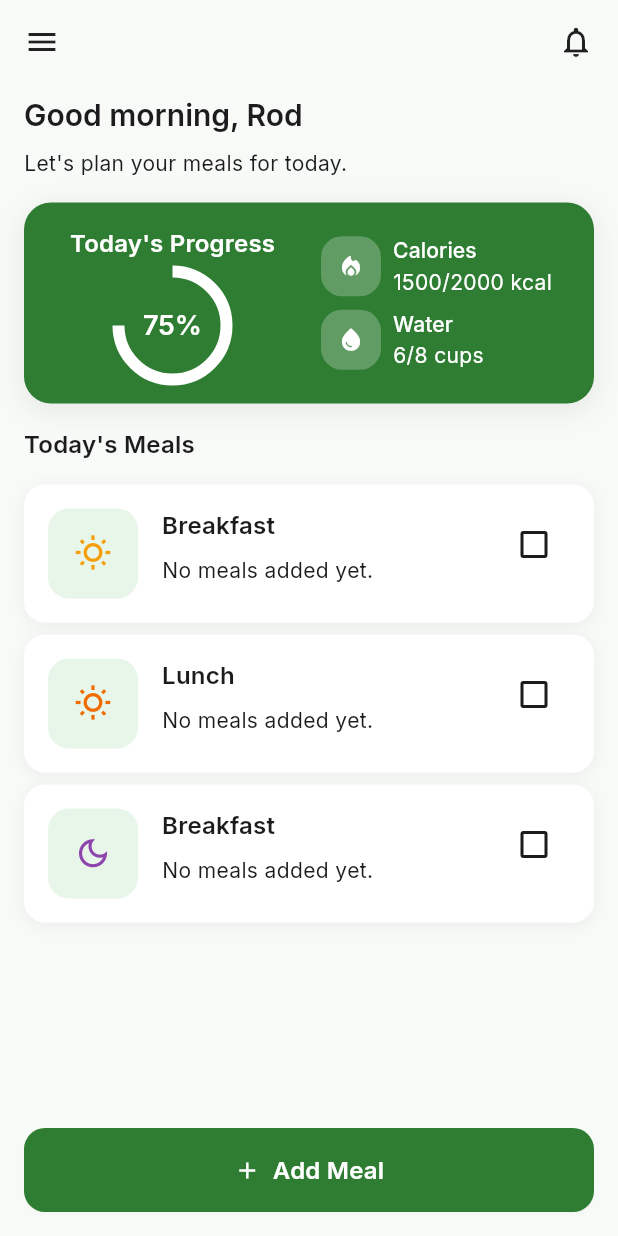
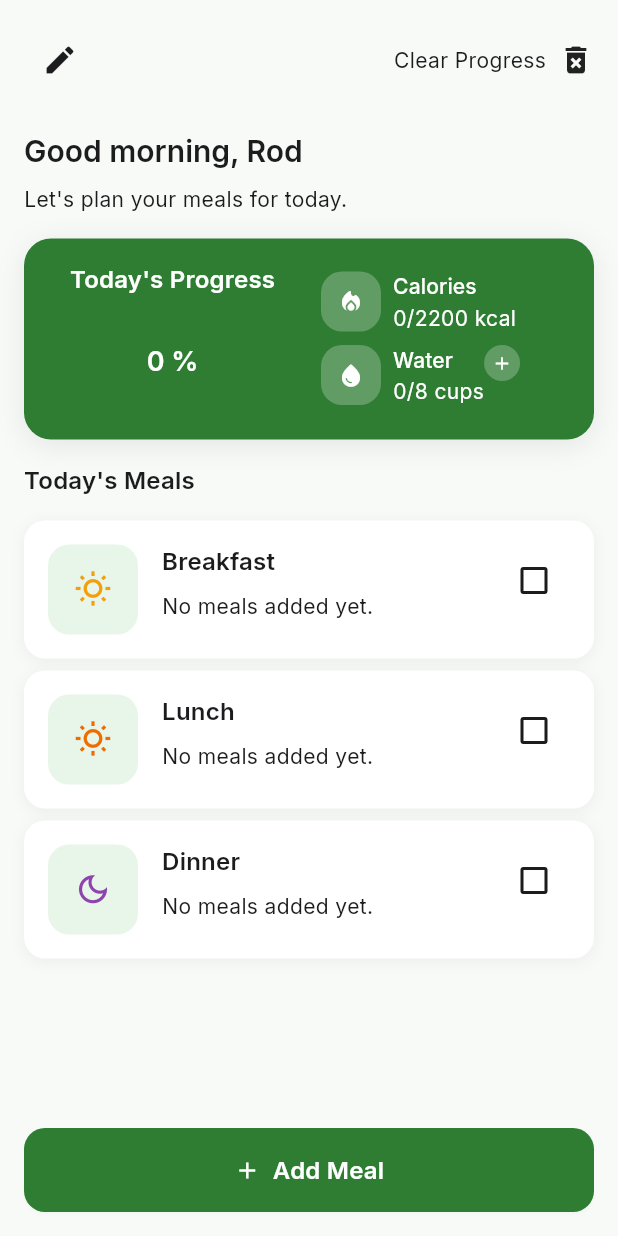
Before and after one commit to rodelgabriel45/meal_flow, a Flutter app: the screen it shows after launch, on a phone screen of 412 x 824 dp. Run offline on Flutter 3.47's test engine with Material 3 defaults, Android fonts, the phone set to English and light mode, and no system bars; our stand-ins replace google_fonts, shared_preferences.

Commit message:
Complete MealFlow MVP

```diff
--- a/lib/features/home/models/meal.dart
+++ b/lib/features/home/models/meal.dart
@@ -1,6 +1,23 @@
+import 'package:uuid/uuid.dart';
+
 enum MealCategory { breakfast, lunch, dinner }
 
+extension MealCategoryExtension on MealCategory {
+  String get displayName {
+    switch (this) {
+      case MealCategory.breakfast:
+        return 'Breakfast';
+      case MealCategory.lunch:
+        return 'Lunch';
+      case MealCategory.dinner:
+        return 'Dinner';
+    }
+  }
+}
+
 class Meal {
+  final String id;
+
   final String title;
   final int calories;
 
@@ -9,14 +26,16 @@ class Meal {
   bool isCompleted;
 
   Meal({
+    String? id,
     required this.title,
     required this.calories,
     required this.category,
     this.isCompleted = false,
-  });
+  }) : id = id ?? Uuid().v4();
 
   Map<String, dynamic> toJson() {
     return {
+      'id': id,
       'title': title,
       'calories': calories,
       'category': category.name,
@@ -26,6 +45,7 @@ class Meal {
 
   factory Meal.fromJson(Map<String, dynamic> json) {
     return Meal(
+      id: json['id'],
       title: json['title'],
       calories: json['calories'],
       category: MealCategory.values.firstWhere(
@@ -34,4 +54,19 @@ class Meal {
       isCompleted: json['isCompleted'],
     );
   }
+
+  Meal copyWith({
+    String? title,
+    int? calories,
+    MealCategory? category,
+    bool? isCompleted,
+  }) {
+    return Meal(
+      id: id,
+      title: title ?? this.title,
+      calories: calories ?? this.calories,
+      category: category ?? this.category,
+      isCompleted: isCompleted ?? this.isCompleted,
+    );
+  }
 }
--- /dev/null
+++ b/lib/features/home/models/nutrition.dart
@@ -0,0 +1,44 @@
+class Nutrition {
+  final int targetCalories;
+  final int targetWater;
+  final int currentWater;
+
+  const Nutrition({
+    required this.targetCalories,
+    required this.targetWater,
+    this.currentWater = 0,
+  });
+
+  static const Nutrition defaults = Nutrition(
+    targetCalories: 2200,
+    targetWater: 8,
+  );
+
+  Map<String, dynamic> toJson() {
+    return {
+      'targetCalories': targetCalories,
+      'targetWater': targetWater,
+      'currentWater': currentWater,
+    };
+  }
+
+  factory Nutrition.fromJson(Map<String, dynamic> json) {
+    return Nutrition(
+      targetCalories: json['targetCalories'],
+      targetWater: json['targetWater'],
+      currentWater: json['currentWater'],
+    );
+  }
+
+  Nutrition copyWith({
+    int? targetCalories,
+    int? targetWater,
+    int? currentWater,
+  }) {
+    return Nutrition(
+      targetCalories: targetCalories ?? this.targetCalories,
+      targetWater: targetWater ?? this.targetWater,
+      currentWater: currentWater ?? this.currentWater,
+    );
+  }
+}
--- a/lib/features/home/screens/home_screen.dart
+++ b/lib/features/home/screens/home_screen.dart
@@ -3,7 +3,9 @@ import 'package:mealflow/core/theme/app_colors.dart';
 import 'package:mealflow/core/theme/app_spacing.dart';
 import 'package:mealflow/features/home/models/meal.dart';
 import 'package:mealflow/features/home/providers/meal_provider.dart';
+import 'package:mealflow/features/home/providers/nutrition_provider.dart';
 import 'package:mealflow/features/home/widgets/add_meal_button.dart';
+import 'package:mealflow/features/home/widgets/edit_nutrition_dialog.dart';
 import 'package:mealflow/features/home/widgets/meal_category_card.dart';
 import 'package:mealflow/features/home/widgets/progress_card.dart';
 import 'package:provider/provider.dart';
@@ -11,10 +13,15 @@ import 'package:provider/provider.dart';
 class HomeScreen extends StatelessWidget {
   const HomeScreen({super.key});
 
+  void showEditNutritionDialog(BuildContext context) {
+    showDialog(
+      context: context,
+      builder: (context) => const EditNutritionDialog(),
+    );
+  }
+
   @override
   Widget build(BuildContext context) {
-    // final meals = context.watch<MealProvider>().meals;
-
     return Scaffold(
       body: SafeArea(
         child: Padding(
@@ -24,7 +31,58 @@ class HomeScreen extends StatelessWidget {
             children: [
               Row(
                 mainAxisAlignment: MainAxisAlignment.spaceBetween,
-                children: [Icon(Icons.menu), Icon(Icons.notifications_none)],
+                children: [
+                  IconButton(
+                    onPressed: () {
+                      showEditNutritionDialog(context);
+                    },
+                    icon: Icon(Icons.mode_edit),
+                  ),
+                  InkWell(
+                    onTap: () async {
+                      final shouldDelete = await showDialog<bool>(
+                        context: context,
+                        builder: (context) {
+                          return AlertDialog(
+                            title: const Text("Clear Today's Progress"),
+                            content: const Text(
+                              "Are you sure you want to clear today's progress?",
+                            ),
+                            actions: [
+                              TextButton(
+                                onPressed: () {
+                                  Navigator.pop(context, false);
+                                },
+                                child: const Text('Cancel'),
+                              ),
+
+                              TextButton(
+                                onPressed: () {
+                                  Navigator.pop(context, true);
+                                },
+                                child: const Text('Yes'),
+                              ),
+                            ],
+                          );
+                        },
+                      );
+
+                      if (shouldDelete == true) {
+                        if (!context.mounted) return;
+
+                        context.read<MealProvider>().clearMeals();
+                        context.read<NutritionProvider>().resetWater();
+                      }
+                    },
+                    child: Row(
+                      children: [
+                        Text('Clear Progress'),
+                        AppSpacing.horizontalSM,
+                        Icon(Icons.delete_forever),
+                      ],
+                    ),
+                  ),
+                ],
               ),
 
               AppSpacing.verticalLG,
@@ -65,7 +123,7 @@ class HomeScreen extends StatelessWidget {
                     return ListView(
                       children: [
                         MealCategoryCard(
-                          category: 'Breakfast',
+                          category: MealCategory.breakfast,
                           meals: breakfasts,
                           icon: Icons.wb_sunny_outlined,
                           iconColor: AppColors.breakfast,
@@ -74,7 +132,7 @@ class HomeScreen extends StatelessWidget {
                         AppSpacing.verticalSM,
 
                         MealCategoryCard(
-                          category: 'Lunch',
+                          category: MealCategory.lunch,
                           meals: lunch,
                           icon: Icons.wb_sunny_outlined,
                           iconColor: AppColors.lunch,
@@ -83,7 +141,7 @@ class HomeScreen extends StatelessWidget {
                         AppSpacing.verticalSM,
 
                         MealCategoryCard(
-                          category: 'Breakfast',
+                          category: MealCategory.dinner,
                           meals: dinner,
                           icon: Icons.dark_mode_outlined,
                           iconColor: AppColors.dinner,
--- a/lib/features/home/services/meal_service.dart
+++ b/lib/features/home/services/meal_service.dart
@@ -29,4 +29,10 @@ class MealService {
 
     return (mealsJson as List).map((json) => Meal.fromJson(json)).toList();
   }
+
+  Future<void> clearMeals() async {
+    final prefs = await SharedPreferences.getInstance();
+
+    await prefs.remove(_key);
+  }
 }
--- a/lib/features/home/widgets/add_meal_button.dart
+++ b/lib/features/home/widgets/add_meal_button.dart
@@ -2,7 +2,7 @@ import 'package:flutter/material.dart';
 import 'package:mealflow/core/theme/app_colors.dart';
 import 'package:mealflow/core/theme/app_radius.dart';
 import 'package:mealflow/core/theme/app_spacing.dart';
-import 'package:mealflow/features/home/screens/meal_form_dialog.dart';
+import 'package:mealflow/features/home/screens/meal_form_screen.dart';
 
 class AddMealButton extends StatelessWidget {
   const AddMealButton({super.key});
@@ -20,9 +20,7 @@ class AddMealButton extends StatelessWidget {
         onPressed: () {
           Navigator.push(
             context,
-            MaterialPageRoute(
-              builder: (context) => MealFormDialog(title: 'Add Meal'),
-            ),
+            MaterialPageRoute(builder: (context) => MealFormScreen()),
           );
         },
         child: Row(
--- a/lib/features/home/widgets/meal_category_card.dart
+++ b/lib/features/home/widgets/meal_category_card.dart
@@ -4,11 +4,13 @@ import 'package:mealflow/core/theme/app_radius.dart';
 import 'package:mealflow/core/theme/app_shadows.dart';
 import 'package:mealflow/core/theme/app_spacing.dart';
 import 'package:mealflow/features/home/models/meal.dart';
+import 'package:mealflow/features/home/providers/meal_provider.dart';
 import 'package:mealflow/features/home/widgets/category_icon.dart';
 import 'package:mealflow/features/home/widgets/meal_chip.dart';
+import 'package:provider/provider.dart';
 
 class MealCategoryCard extends StatelessWidget {
-  final String category;
+  final MealCategory category;
   final List<Meal> meals;
   final IconData icon;
   final Color iconColor;
@@ -22,6 +24,9 @@ class MealCategoryCard extends StatelessWidget {
 
   @override
   Widget build(BuildContext context) {
+    final completed =
+        meals.isNotEmpty && meals.every((meal) => meal.isCompleted);
+
     return Container(
       padding: AppSpacing.cardPadding,
       decoration: BoxDecoration(
@@ -31,6 +36,7 @@ class MealCategoryCard extends StatelessWidget {
       ),
       child: Row(
         crossAxisAlignment: CrossAxisAlignment.start,
+        mainAxisAlignment: MainAxisAlignment.start,
         children: [
           CategoryIcon(icon: icon, iconColor: iconColor),
 
@@ -39,14 +45,18 @@ class MealCategoryCard extends StatelessWidget {
           Column(
             crossAxisAlignment: CrossAxisAlignment.start,
             children: [
-              Text(category, style: Theme.of(context).textTheme.titleMedium),
+              Text(
+                category.displayName,
+                style: Theme.of(context).textTheme.titleMedium,
+              ),
 
               AppSpacing.verticalSM,
 
               meals.isEmpty
                   ? const Text('No meals added yet.')
-                  : Column(
-                      crossAxisAlignment: CrossAxisAlignment.start,
+                  : Wrap(
+                      spacing: 8,
+                      direction: Axis.vertical,
                       children: meals
                           .map((meal) => MealChip(meal: meal))
                           .toList(),
@@ -57,9 +67,9 @@ class MealCategoryCard extends StatelessWidget {
           const Spacer(),
 
           Checkbox(
-            value: false,
-            onChanged: (value) {
-              //
+            value: completed,
+            onChanged: (_) {
+              context.read<MealProvider>().toggleMealCategory(category);
             },
           ),
         ],
--- a/lib/features/home/widgets/nutrition_stat.dart
+++ b/lib/features/home/widgets/nutrition_stat.dart
@@ -7,16 +7,19 @@ class NutritionStat extends StatelessWidget {
   final IconData icon;
   final String label;
   final String value;
+  final VoidCallback? onPressed;
   const NutritionStat({
     super.key,
     required this.icon,
     required this.label,
     required this.value,
+    this.onPressed,
   });
 
   @override
   Widget build(BuildContext context) {
     return Row(
+      crossAxisAlignment: CrossAxisAlignment.start,
       children: [
         Container(
           width: 40,
@@ -47,6 +50,20 @@ class NutritionStat extends StatelessWidget {
             ),
           ],
         ),
+
+        if (onPressed != null)
+          GestureDetector(
+            onTap: onPressed,
+            child: Container(
+              width: 24,
+              height: 24,
+              decoration: const BoxDecoration(
+                color: Colors.white24,
+                shape: BoxShape.circle,
+              ),
+              child: const Icon(Icons.add, size: 14, color: Colors.white),
+            ),
+          ),
       ],
     );
   }
--- a/lib/features/home/widgets/progress_card.dart
+++ b/lib/features/home/widgets/progress_card.dart
@@ -3,14 +3,20 @@ import 'package:mealflow/core/theme/app_colors.dart';
 import 'package:mealflow/core/theme/app_radius.dart';
 import 'package:mealflow/core/theme/app_shadows.dart';
 import 'package:mealflow/core/theme/app_spacing.dart';
+import 'package:mealflow/features/home/providers/meal_provider.dart';
+import 'package:mealflow/features/home/providers/nutrition_provider.dart';
 import 'package:mealflow/features/home/widgets/nutrition_stat.dart';
 import 'package:mealflow/features/home/widgets/progress_indicator_section.dart';
+import 'package:provider/provider.dart';
 
 class ProgressCard extends StatelessWidget {
   const ProgressCard({super.key});
 
   @override
   Widget build(BuildContext context) {
+    final totalCaloriesConsumed = context.watch<MealProvider>().totalCalories;
+    final nutrition = context.watch<NutritionProvider>().nutrition;
+
     return Container(
       decoration: BoxDecoration(
         borderRadius: AppRadius.large,
@@ -30,7 +36,8 @@ class ProgressCard extends StatelessWidget {
                 NutritionStat(
                   icon: Icons.local_fire_department_rounded,
                   label: 'Calories',
-                  value: '1500/2000 kcal',
+                  value:
+                      '$totalCaloriesConsumed/${nutrition.targetCalories} kcal',
                 ),
 
                 AppSpacing.verticalSM,
@@ -38,7 +45,11 @@ class ProgressCard extends StatelessWidget {
                 NutritionStat(
                   icon: Icons.water_drop_rounded,
                   label: 'Water',
-                  value: '6/8 cups',
+                  value:
+                      '${nutrition.currentWater}/${nutrition.targetWater} cups',
+                  onPressed: () {
+                    context.read<NutritionProvider>().drinkWater();
+                  },
                 ),
               ],
             ),
--- a/lib/features/home/widgets/progress_indicator_section.dart
+++ b/lib/features/home/widgets/progress_indicator_section.dart
@@ -1,12 +1,16 @@
 import 'package:flutter/material.dart';
 import 'package:mealflow/core/theme/app_colors.dart';
 import 'package:mealflow/core/theme/app_spacing.dart';
+import 'package:mealflow/features/home/providers/meal_provider.dart';
+import 'package:provider/provider.dart';
 
 class ProgressIndicatorSection extends StatelessWidget {
   const ProgressIndicatorSection({super.key});
 
   @override
   Widget build(BuildContext context) {
+    final progress = context.watch<MealProvider>().progress;
+
     return Expanded(
       child: Column(
         children: [
@@ -26,14 +30,14 @@ class ProgressIndicatorSection extends StatelessWidget {
                 width: 72,
                 height: 72,
                 child: CircularProgressIndicator(
-                  value: .75,
+                  value: progress,
                   color: AppColors.surface,
                   strokeWidth: 8,
                 ),
               ),
 
               Text(
-                '75%',
+                '${(progress * 100).toInt()} %',
                 style: Theme.of(
                   context,
                 ).textTheme.titleLarge?.copyWith(color: AppColors.surface),
```
Also changed, not shown: lib/core/validators/app_validators.dart (added, +27 -0 lines), lib/features/home/providers/meal_provider.dart (+52 -3 lines), lib/features/home/providers/nutrition_provider.dart (added, +53 -0 lines), lib/features/home/screens/meal_form_screen.dart (renamed from lib/features/home/screens/meal_form_dialog.dart, +34 -29 lines), lib/features/home/services/nutrition_service.dart (added, +42 -0 lines), lib/features/home/widgets/edit_nutrition_dialog.dart (added, +108 -0 lines), lib/features/home/widgets/meal_chip.dart (+17 -11 lines), lib/main.dart (+8 -1 lines).
